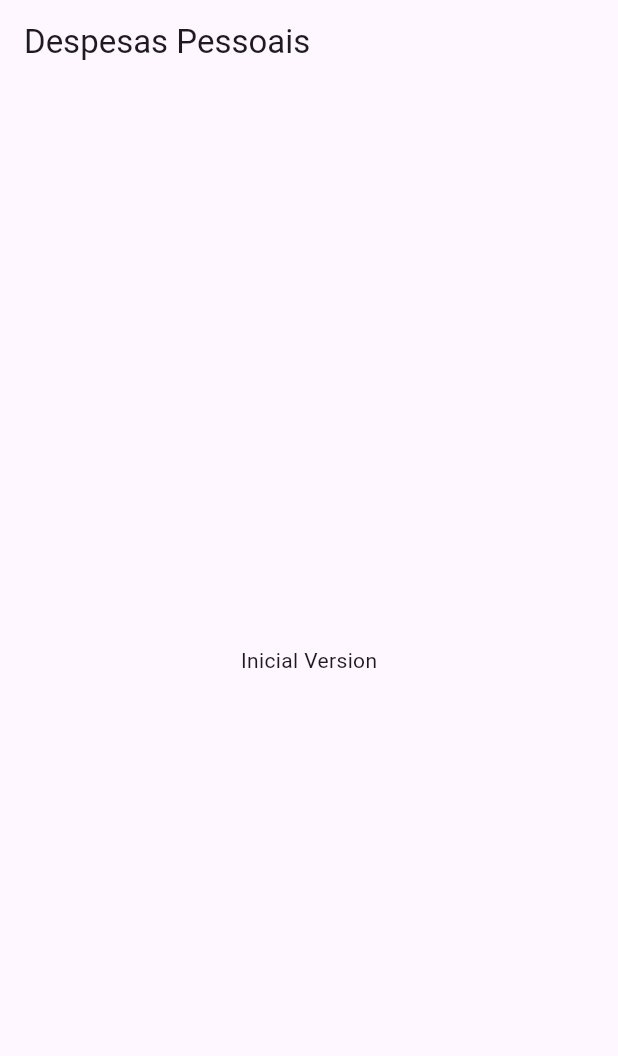
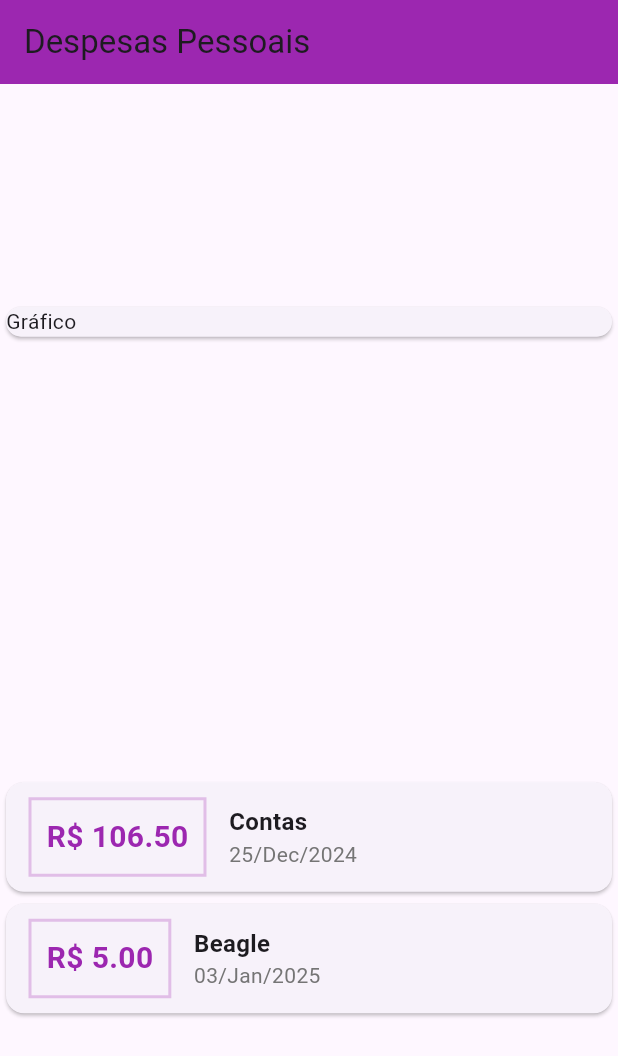
Before and after one commit to LucasRubio/Expenses, a Flutter app: the screen it shows after launch, on a phone screen of 412 x 824 dp. Shown: the top 1056 px of the screen. Run offline on Flutter 3.47's test engine with Material 3 defaults, Android fonts, the phone set to English and light mode, and no system bars.

Commit message:
Formatações e aprimoramentos

```diff
--- a/lib/main.dart
+++ b/lib/main.dart
@@ -1,4 +1,6 @@
+import 'package:expenses/models/transaction.dart';
 import 'package:flutter/material.dart';
+import 'package:intl/intl.dart';
 
 void main(List<String> args) {
   runApp(ExpensesApp());
@@ -16,17 +18,88 @@ class ExpensesApp extends StatelessWidget {
 }
 
 class MyHomePage extends StatelessWidget {
-  const MyHomePage({super.key});
+  final _transactions = [
+    Transaction(
+      id: 't1',
+      title: 'Contas',
+      value: 106.50,
+      date: DateTime( 2024, 12, 25),
+      ),
+      Transaction(
+      id: 't2',
+      title: 'Beagle',
+      value: 5.00,
+      date: DateTime( 2025, 01, 03),
+      ),
+  ];
 
   @override
   Widget build(BuildContext context) {
     return Scaffold(
       appBar: AppBar(
-        title: Text('Despesas Pessoais'),
+        backgroundColor: Colors.purple,
+        title:Text('Despesas Pessoais'),
       ),
-      body: Center(
-        child: Text('Inicial Version'),
-      ),
+      body: Column(
+        mainAxisAlignment: MainAxisAlignment.spaceAround,
+        crossAxisAlignment: CrossAxisAlignment.stretch,
+        children: <Widget>[
+          Container(
+            child: Card(
+              child: Text('Gráfico'),
+            ),
+          ),
+          Column(
+            children:
+              _transactions.map((tr) {
+              return Card(
+                child: Row(
+                  children: <Widget>[
+                    Container(
+                      margin: EdgeInsets.symmetric(
+                        horizontal: 15,
+                        vertical: 10,
+                      ),
+                      decoration: BoxDecoration(
+                        border: Border.all(
+                          color: Colors.purple.shade100,
+                          width: 2,
+                        ),
+                      ),
+                      padding: EdgeInsets.all(10),
+                      child: Text(
+                        'R\$ ${tr.value.toStringAsFixed(2)}',
+                        style: TextStyle(
+                          fontWeight: FontWeight.bold,
+                          fontSize: 20,
+                          color: Colors.purple,
+                        ),
+                      ),
+                    ),
+                    Column(
+                      crossAxisAlignment: CrossAxisAlignment.start,
+                      children: [
+                        Text(
+                          tr.title,
+                          style: TextStyle(
+                            fontSize: 16,
+                            fontWeight: FontWeight.bold,
+                          ),),
+                        Text(
+                          DateFormat('dd/MMM/y').format(tr.date),
+                          style: TextStyle(
+                            color: Colors.grey.shade600,),
+                          ),
+                      ],
+                    )
+                  ],
+                ),
+              );
+            }).toList(),
+
+          )
+        ],
+      )
     );
   }
 }
--- /dev/null
+++ b/lib/models/transaction.dart
@@ -0,0 +1,13 @@
+class Transaction {
+  final String id;
+  final String title;
+  final double value;
+  final DateTime date;
+
+  Transaction({
+    required this.id,
+    required this.title,
+    required this.value,
+    required this.date
+    });
+}
--- a/pubspec.yaml
+++ b/pubspec.yaml
@@ -30,7 +30,7 @@ environment:
 dependencies:
   flutter:
     sdk: flutter
-
+  intl: ^0.17.0
 
   # The following adds the Cupertino Icons font to your application.
   # Use with the CupertinoIcons class for iOS style icons.
```
Also changed, not shown: pubspec.lock.
